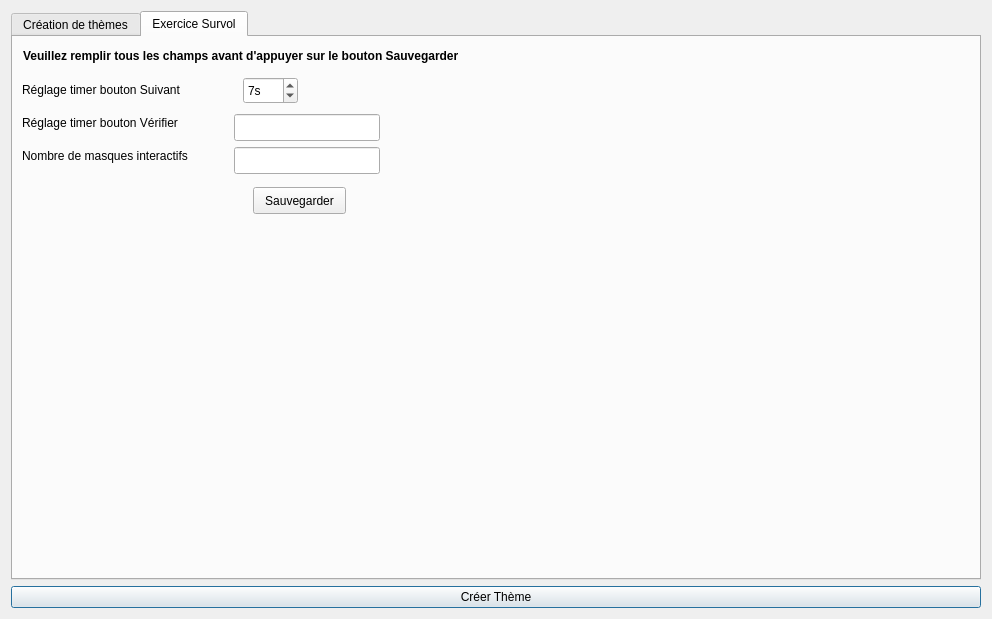
Qt form editeur.ui (Txikilinux/leterrier-mulot) before a commit.
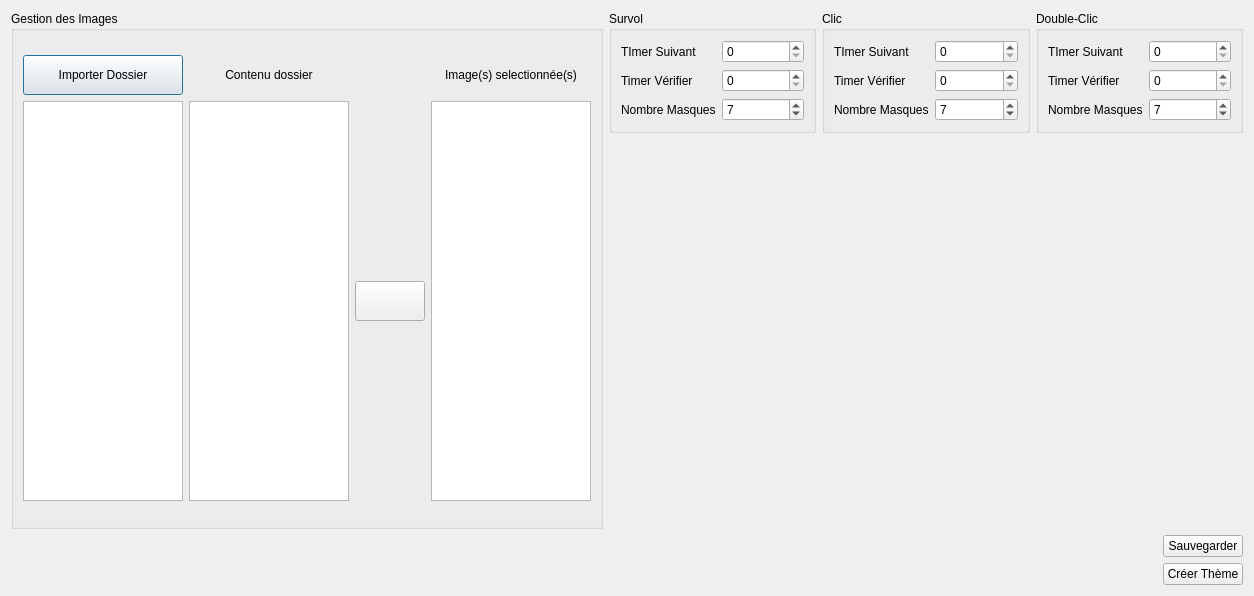
The same form after that commit. The open tabs and pages were chosen to show the change. Icons and pictures are not drawn.

Commit message: Nouvel ui pour l'éditeur

```diff
--- a/editeur.ui
+++ b/editeur.ui
@@ -9,58 +9,25 @@
    <rect>
     <x>0</x>
     <y>0</y>
-    <width>992</width>
-    <height>619</height>
+    <width>1254</width>
+    <height>596</height>
    </rect>
   </property>
   <property name="windowTitle">
    <string>Editeur</string>
   </property>
+  <layout class="QGridLayout" name="gridLayout_6">
+   <item row="0" column="0" rowspan="2">
+    <widget class="QGroupBox" name="groupBoxImage">
+     <property name="title">
+      <string>Gestion des Images</string>
+     </property>
   <layout class="QGridLayout" name="gridLayout_2">
+      <item row="0" column="0">
+       <layout class="QGridLayout" name="gridLayout">
    <property name="sizeConstraint">
     <enum>QLayout::SetDefaultConstraint</enum>
    </property>
-   <item row="2" column="0">
-    <widget class="QPushButton" name="btnCreerTheme">
-     <property name="text">
-      <string>Créer Thème</string>
-     </property>
-    </widget>
-   </item>
-   <item row="1" column="0">
-    <widget class="QTabWidget" name="tabWidgetEditeur">
-     <property name="sizePolicy">
-      <sizepolicy hsizetype="Expanding" vsizetype="Expanding">
-       <horstretch>0</horstretch>
-       <verstretch>0</verstretch>
-      </sizepolicy>
-     </property>
-     <property name="layoutDirection">
-      <enum>Qt::LeftToRight</enum>
-     </property>
-     <property name="tabPosition">
-      <enum>QTabWidget::North</enum>
-     </property>
-     <property name="tabShape">
-      <enum>QTabWidget::Rounded</enum>
-     </property>
-     <property name="currentIndex">
-      <number>0</number>
-     </property>
-     <property name="elideMode">
-      <enum>Qt::ElideNone</enum>
-     </property>
-     <property name="documentMode">
-      <bool>false</bool>
-     </property>
-     <property name="tabsClosable">
-      <bool>false</bool>
-     </property>
-     <widget class="QWidget" name="tabCreationThemes">
-      <attribute name="title">
-       <string>Création de thèmes</string>
-      </attribute>
-      <layout class="QGridLayout" name="gridLayout">
        <item row="0" column="0">
         <widget class="QPushButton" name="btnImporterDossierImage">
          <property name="sizePolicy">
@@ -76,7 +43,7 @@
           </size>
          </property>
          <property name="text">
-          <string>Importer Dossier Images</string>
+           <string>Importer Dossier</string>
          </property>
         </widget>
        </item>
@@ -98,7 +65,7 @@
           <number>1</number>
          </property>
          <property name="text">
-          <string>Image(s) contenue(s) dans le dossier</string>
+           <string>Contenu dossier</string>
          </property>
          <property name="alignment">
           <set>Qt::AlignCenter</set>
@@ -127,12 +94,18 @@
          </property>
         </widget>
        </item>
-       <item row="1" column="0" rowspan="4">
+        <item row="1" column="0">
         <widget class="QTreeWidget" name="treeWidget">
+          <property name="minimumSize">
+           <size>
+            <width>160</width>
+            <height>400</height>
+           </size>
+          </property>
          <property name="maximumSize">
           <size>
-           <width>200</width>
-           <height>16777215</height>
+            <width>160</width>
+            <height>400</height>
           </size>
          </property>
          <property name="contextMenuPolicy">
@@ -160,12 +133,18 @@
          </column>
         </widget>
        </item>
-       <item row="1" column="1" rowspan="4">
+        <item row="1" column="1">
         <widget class="QListWidget" name="listWidget">
+          <property name="minimumSize">
+           <size>
+            <width>160</width>
+            <height>400</height>
+           </size>
+          </property>
          <property name="maximumSize">
           <size>
-           <width>250</width>
-           <height>16777215</height>
+            <width>160</width>
+            <height>400</height>
           </size>
          </property>
          <property name="contextMenuPolicy">
@@ -182,33 +161,7 @@
          </property>
         </widget>
        </item>
-       <item row="1" column="3" rowspan="4">
-        <widget class="QListWidget" name="listWidgetSelection">
-         <property name="maximumSize">
-          <size>
-           <width>250</width>
-           <height>16777215</height>
-          </size>
-         </property>
-         <property name="contextMenuPolicy">
-          <enum>Qt::CustomContextMenu</enum>
-         </property>
-         <property name="acceptDrops">
-          <bool>true</bool>
-         </property>
-         <property name="alternatingRowColors">
-          <bool>true</bool>
-         </property>
-        </widget>
-       </item>
-       <item row="2" column="4">
-        <widget class="QPushButton" name="btnSaveImage">
-         <property name="text">
-          <string>Sauvegarder</string>
-         </property>
-        </widget>
-       </item>
-       <item row="3" column="2">
+        <item row="1" column="2">
         <widget class="QPushButton" name="btSelection">
          <property name="minimumSize">
           <size>
@@ -225,7 +178,38 @@
          </property>
         </widget>
        </item>
-      </layout>
+        <item row="1" column="3">
+         <widget class="QListWidget" name="listWidgetSelection">
+          <property name="minimumSize">
+           <size>
+            <width>160</width>
+            <height>400</height>
+           </size>
+          </property>
+          <property name="maximumSize">
+           <size>
+            <width>160</width>
+            <height>400</height>
+           </size>
+          </property>
+          <property name="contextMenuPolicy">
+           <enum>Qt::CustomContextMenu</enum>
+          </property>
+          <property name="acceptDrops">
+           <bool>true</bool>
+          </property>
+          <property name="alternatingRowColors">
+           <bool>true</bool>
+          </property>
+         </widget>
+        </item>
+       </layout>
+      </item>
+     </layout>
+     <zorder></zorder>
+     <zorder></zorder>
+     <zorder></zorder>
+     <zorder>btnImporterDossierImage</zorder>
       <zorder>treeWidget</zorder>
       <zorder>listWidget</zorder>
       <zorder>listWidgetSelection</zorder>
@@ -234,126 +218,248 @@
       <zorder>btnImporterDossierImage</zorder>
       <zorder>label</zorder>
       <zorder>label_2</zorder>
+     <zorder></zorder>
+    </widget>
+   </item>
+   <item row="0" column="1" colspan="2">
+    <layout class="QHBoxLayout" name="horizontalLayout">
+     <item>
+      <widget class="QGroupBox" name="groupBoxSurvol">
+       <property name="title">
+        <string>Survol</string>
+       </property>
+       <layout class="QGridLayout" name="gridLayout_5">
+        <item row="0" column="0">
+         <layout class="QFormLayout" name="formLayoutSurvol">
+          <property name="fieldGrowthPolicy">
+           <enum>QFormLayout::AllNonFixedFieldsGrow</enum>
+          </property>
+          <item row="0" column="0">
+           <widget class="QLabel" name="labelSurvolSuivant">
+            <property name="text">
+             <string>TImer Suivant</string>
+            </property>
+           </widget>
+          </item>
+          <item row="0" column="1">
+           <widget class="QSpinBox" name="spinBoxSurvolSuivant"/>
+          </item>
+          <item row="1" column="0">
+           <widget class="QLabel" name="labelSurvolVerifier">
+            <property name="text">
+             <string>Timer Vérifier</string>
+            </property>
+           </widget>
+          </item>
+          <item row="1" column="1">
+           <widget class="QSpinBox" name="spinBoxSurvolVerifier"/>
+          </item>
+          <item row="2" column="1">
+           <widget class="QSpinBox" name="spinBoxSurvolMasque">
+            <property name="value">
+             <number>7</number>
+            </property>
+           </widget>
+          </item>
+          <item row="2" column="0">
+           <widget class="QLabel" name="labelSurvolNbMasques">
+            <property name="text">
+             <string>Nombre Masques</string>
+            </property>
+           </widget>
+          </item>
+         </layout>
+        </item>
+       </layout>
+       <zorder></zorder>
+       <zorder></zorder>
+       <zorder></zorder>
+       <zorder></zorder>
+      </widget>
+     </item>
+     <item>
+      <widget class="QGroupBox" name="groupBoxClic">
+       <property name="title">
+        <string>Clic</string>
+       </property>
+       <layout class="QGridLayout" name="gridLayout_4">
+        <item row="0" column="0">
+         <layout class="QFormLayout" name="formLayoutClic">
+          <property name="fieldGrowthPolicy">
+           <enum>QFormLayout::AllNonFixedFieldsGrow</enum>
+          </property>
+          <item row="0" column="0">
+           <widget class="QLabel" name="labelClicSuivant">
+            <property name="text">
+             <string>TImer Suivant</string>
+            </property>
+           </widget>
+          </item>
+          <item row="0" column="1">
+           <widget class="QSpinBox" name="spinBoxClicSuivant"/>
+          </item>
+          <item row="1" column="1">
+           <widget class="QSpinBox" name="spinBoxClicVerifier"/>
+          </item>
+          <item row="2" column="1">
+           <widget class="QSpinBox" name="spinBoxClicMasque">
+            <property name="value">
+             <number>7</number>
+            </property>
+           </widget>
+          </item>
+          <item row="1" column="0">
+           <widget class="QLabel" name="labelClicVerifier">
+            <property name="text">
+             <string>Timer Vérifier</string>
+            </property>
+           </widget>
+          </item>
+          <item row="2" column="0">
+           <widget class="QLabel" name="labelClicNbMasques">
+            <property name="text">
+             <string>Nombre Masques</string>
+            </property>
+           </widget>
+          </item>
+         </layout>
+        </item>
+       </layout>
+       <zorder>groupBoxSurvol</zorder>
+       <zorder>layoutWidget</zorder>
+       <zorder>groupBoxSurvol</zorder>
+       <zorder>layoutWidget</zorder>
+      </widget>
+     </item>
+     <item>
+      <widget class="QGroupBox" name="groupBoxDoubleClic">
+       <property name="title">
+        <string>Double-Clic</string>
+       </property>
+       <layout class="QGridLayout" name="gridLayout_3">
+        <item row="0" column="0">
+         <layout class="QFormLayout" name="formLayoutDoubleClic">
+          <property name="fieldGrowthPolicy">
+           <enum>QFormLayout::AllNonFixedFieldsGrow</enum>
+          </property>
+          <item row="0" column="0">
+           <widget class="QLabel" name="labelDoubleClicSuivant">
+            <property name="text">
+             <string>TImer Suivant</string>
+            </property>
+           </widget>
+          </item>
+          <item row="0" column="1">
+           <widget class="QSpinBox" name="spinBoxDoubleClicSuivant"/>
+          </item>
+          <item row="1" column="0">
+           <widget class="QLabel" name="labelDoubleClicVerifier">
+            <property name="text">
+             <string>Timer Vérifier</string>
+            </property>
+           </widget>
+          </item>
+          <item row="1" column="1">
+           <widget class="QSpinBox" name="spinBoxSurvolVerifier_5"/>
+          </item>
+          <item row="2" column="1">
+           <widget class="QSpinBox" name="spinBoxDoubleClicMasque">
+            <property name="value">
+             <number>7</number>
+            </property>
+           </widget>
+          </item>
+          <item row="2" column="0">
+           <widget class="QLabel" name="labelDoubleClicNbMasques">
+            <property name="text">
+             <string>Nombre Masques</string>
+            </property>
+           </widget>
+          </item>
+         </layout>
+        </item>
+       </layout>
+       <zorder>layoutWidget_2</zorder>
+       <zorder>layoutWidget_2</zorder>
+       <zorder>layoutWidget_2</zorder>
+      </widget>
+     </item>
+    </layout>
+   </item>
+   <item row="1" column="2">
+    <spacer name="verticalSpacer">
+     <property name="orientation">
+      <enum>Qt::Vertical</enum>
+     </property>
+     <property name="sizeHint" stdset="0">
+      <size>
+       <width>20</width>
+       <height>368</height>
+      </size>
+     </property>
+    </spacer>
+   </item>
+   <item row="2" column="1">
+    <spacer name="horizontalSpacer">
+     <property name="orientation">
+      <enum>Qt::Horizontal</enum>
+     </property>
+     <property name="sizeHint" stdset="0">
+      <size>
+       <width>517</width>
+       <height>20</height>
+      </size>
+     </property>
+    </spacer>
+   </item>
+   <item row="2" column="2">
+    <layout class="QVBoxLayout" name="verticalLayout">
+     <item>
+      <widget class="QPushButton" name="btnSaveImage">
+       <property name="maximumSize">
+        <size>
+         <width>100</width>
+         <height>16777215</height>
+        </size>
+       </property>
+       <property name="text">
+        <string>Sauvegarder</string>
+       </property>
+      </widget>
+     </item>
+     <item>
+      <widget class="QPushButton" name="btnCreerTheme">
+       <property name="text">
+        <string>Créer Thème</string>
+       </property>
+      </widget>
+     </item>
+    </layout>
+   </item>
+  </layout>
       <zorder>btnCreerTheme</zorder>
-     </widget>
-     <widget class="QWidget" name="tabSurvol">
-      <attribute name="title">
-       <string>Exercice Survol</string>
-      </attribute>
-      <widget class="QLabel" name="labelReglageBtnSuivant">
-       <property name="geometry">
-        <rect>
-         <x>9</x>
-         <y>44</y>
-         <width>194</width>
-         <height>17</height>
-        </rect>
-       </property>
-       <property name="text">
-        <string>Réglage timer bouton Suivant</string>
-       </property>
-      </widget>
-      <widget class="QLabel" name="labelReglageBtnVerifier">
-       <property name="geometry">
-        <rect>
-         <x>9</x>
-         <y>77</y>
-         <width>192</width>
-         <height>17</height>
-        </rect>
-       </property>
-       <property name="text">
-        <string>Réglage timer bouton Vérifier</string>
-       </property>
-      </widget>
-      <widget class="QLabel" name="labelReglageMasque">
-       <property name="geometry">
-        <rect>
-         <x>9</x>
-         <y>110</y>
-         <width>206</width>
-         <height>17</height>
-        </rect>
-       </property>
-       <property name="text">
-        <string>Nombre de masques interactifs</string>
-       </property>
-      </widget>
-      <widget class="QLineEdit" name="lineEditReglageVerifier">
-       <property name="geometry">
-        <rect>
-         <x>221</x>
-         <y>77</y>
-         <width>146</width>
-         <height>27</height>
-        </rect>
-       </property>
-      </widget>
-      <widget class="QLineEdit" name="lineEditReglageMasque">
-       <property name="geometry">
-        <rect>
-         <x>221</x>
-         <y>110</y>
-         <width>146</width>
-         <height>27</height>
-        </rect>
-       </property>
-      </widget>
-      <widget class="QLabel" name="labelConsigne">
-       <property name="geometry">
-        <rect>
-         <x>10</x>
-         <y>10</y>
-         <width>591</width>
-         <height>17</height>
-        </rect>
-       </property>
-       <property name="font">
-        <font>
-         <weight>75</weight>
-         <bold>true</bold>
-        </font>
-       </property>
-       <property name="text">
-        <string>Veuillez remplir tous les champs avant d'appuyer sur le bouton Sauvegarder</string>
-       </property>
-      </widget>
-      <widget class="QPushButton" name="btnSaveOptionSurvol">
-       <property name="geometry">
-        <rect>
-         <x>240</x>
-         <y>150</y>
-         <width>93</width>
-         <height>27</height>
-        </rect>
-       </property>
-       <property name="text">
-        <string>Sauvegarder</string>
-       </property>
-      </widget>
-      <widget class="QSpinBox" name="spinBox">
-       <property name="geometry">
-        <rect>
-         <x>230</x>
-         <y>40</y>
-         <width>55</width>
-         <height>27</height>
-        </rect>
-       </property>
-       <property name="accelerated">
-        <bool>true</bool>
-       </property>
-       <property name="suffix">
-        <string>s</string>
-       </property>
-       <property name="value">
-        <number>7</number>
-       </property>
-      </widget>
-     </widget>
-    </widget>
-   </item>
-  </layout>
+  <zorder>btnImporterDossierImage</zorder>
+  <zorder>treeWidget</zorder>
+  <zorder>label</zorder>
+  <zorder>listWidget</zorder>
+  <zorder>btSelection</zorder>
+  <zorder>btnSaveImage</zorder>
+  <zorder>groupBoxImage</zorder>
+  <zorder>btnSaveImage</zorder>
+  <zorder>label_2</zorder>
+  <zorder>listWidgetSelection</zorder>
+  <zorder>groupBoxSurvol</zorder>
+  <zorder>groupBoxClic</zorder>
+  <zorder>groupBoxDoubleClic</zorder>
+  <zorder>spinBoxSurvolSuivant</zorder>
+  <zorder>spinBoxSurvolVerifier</zorder>
+  <zorder>spinBoxSurvolMasque</zorder>
+  <zorder>labelSurvolSuivant</zorder>
+  <zorder>labelSurvolNbMasques</zorder>
+  <zorder>labelSurvolVerifier</zorder>
+  <zorder></zorder>
+  <zorder>verticalSpacer</zorder>
+  <zorder>horizontalSpacer</zorder>
  </widget>
  <tabstops>
   <tabstop>tabWidgetEditeur</tabstop>
```
Left out of the diff: 27 changed lines with no effect on the pictures. Lines whose indentation alone changed are shown as unchanged. The commit also changes 2 other files.
